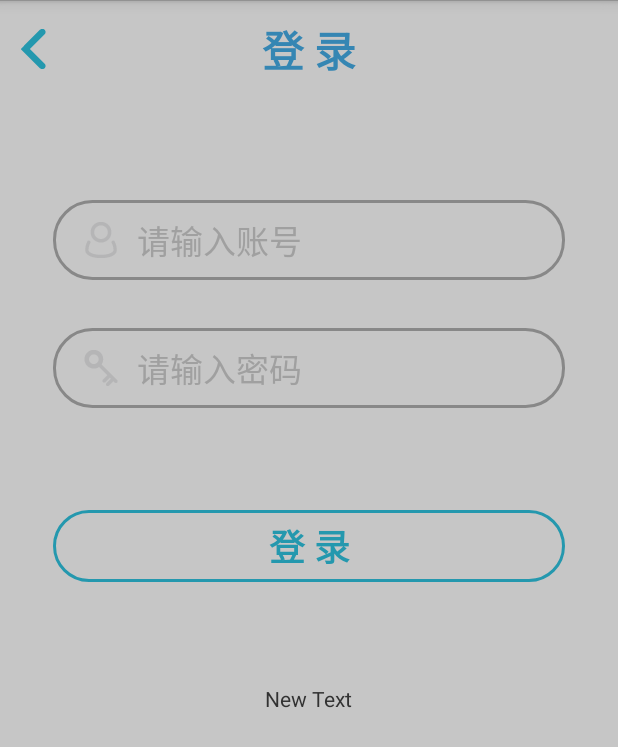
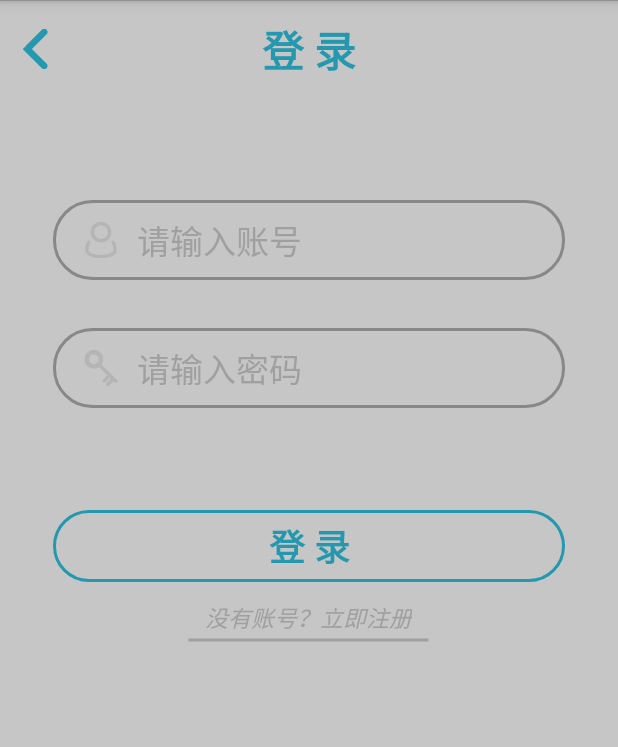
Before and after one commit to penghaitao918/ACMerHome-Client, an Android app: the LoginActivity screen opened directly, with no data from a screen before it, on a phone screen of 412 x 824 dp. Shown: the top 747 px of the screen. Run offline under Robolectric (Android 15) with nearby library versions, the phone set to English and light mode, and no system bars.

Commit message:
# 登录UI

```diff
--- a/app/src/main/java/com/xiaotao/acmfamily/activity/LoginActivity.java
+++ b/app/src/main/java/com/xiaotao/acmfamily/activity/LoginActivity.java
@@ -3,7 +3,9 @@ package com.xiaotao.acmfamily.activity;
 import android.content.Intent;
 import android.os.Bundle;
 import android.os.Handler;
+import android.os.Message;
 import android.view.View;
+import android.widget.Button;
 
 import com.xiaotao.acmfamily.R;
 import com.xiaotao.acmfamily.base.BaseActivity;
@@ -33,17 +35,32 @@ public class LoginActivity extends BaseActivity {
     protected void onCreate(Bundle savedInstanceState) {
         super.onCreate(savedInstanceState);
         setContentView(R.layout.activity_login);
+        this.init();
     }
 
     private void init(){
+    }
 
-    }
+    private Handler handler = new Handler(){
+        @Override
+        public void handleMessage(Message msg) {
+            switch (msg.what){
+                case 0:
+                    break;
+                case 1:
+                    break;
+            }
+        }
+    };
 
     public void loginOnClick(View view) {
         switch (view.getId()) {
-            case R.id.textView2:
-                Intent loginIntent = new Intent(LoginActivity.this, TestActivity.class);
-                startActivity(loginIntent);
+            case R.id.backButton:
+                onBackPressed();
+                break;
+            case R.id.loginButton:
+                break;
+            case R.id.registerButton:
                 break;
         }
     }
--- /dev/null
+++ b/app/src/main/res/drawable/btn_login_back.xml
@@ -0,0 +1,5 @@
+<?xml version="1.0" encoding="utf-8"?>
+<selector xmlns:android="http://schemas.android.com/apk/res/android">
+    <item android:state_pressed="false" android:drawable="@drawable/title_back"/>
+    <item android:state_pressed="true" android:drawable="@drawable/title_back"/>
+</selector>
--- /dev/null
+++ b/app/src/main/res/drawable/btn_login_register.xml
@@ -0,0 +1,13 @@
+<?xml version="1.0" encoding="utf-8"?>
+<selector xmlns:android="http://schemas.android.com/apk/res/android">
+    <item android:state_pressed="false">
+        <shape android:shape="line">
+            <stroke android:width="2dp" android:color="@color/text_hint"/>
+        </shape>
+    </item>
+    <item android:state_pressed="true">
+        <shape android:shape="line">
+            <stroke android:width="2dp" android:color="@color/blue"/>
+        </shape>
+    </item>
+</selector>
--- /dev/null
+++ b/app/src/main/res/drawable/text_login_register.xml
@@ -0,0 +1,5 @@
+<?xml version="1.0" encoding="utf-8"?>
+<selector xmlns:android="http://schemas.android.com/apk/res/android">
+    <item android:state_pressed="false" android:color="@drawable/text_normal" />
+    <item android:state_pressed="true" android:color="@drawable/text_press" />
+</selector>
--- a/app/src/main/res/layout/activity_login.xml
+++ b/app/src/main/res/layout/activity_login.xml
@@ -16,7 +16,7 @@
             android:textSize="28dp"
             android:textStyle="bold"
             android:layout_margin="12dp"
-            android:textColor="@color/blue1"
+            android:textColor="@color/blue0"
             android:layout_centerVertical="true"
             android:layout_centerHorizontal="true" />
 
@@ -24,8 +24,9 @@
             android:layout_width="wrap_content"
             android:layout_height="wrap_content"
             android:id="@+id/backButton"
-            android:layout_marginLeft="14dp"
-            android:background="@drawable/title_back"
+            android:onClick="loginOnClick"
+            android:layout_marginLeft="15dp"
+            android:background="@drawable/btn_login_back"
             android:layout_centerVertical="true"
             android:layout_alignParentStart="true" />
 
@@ -91,17 +92,25 @@
                 android:layout_marginTop="68dp"
                 android:layout_width="match_parent"
                 android:layout_height="wrap_content"
+                android:onClick="loginOnClick"
                 android:background="@drawable/btn_login_login"
                 android:layout_gravity="center_horizontal" />
-<!--todo 添加text注册-->
-            <TextView
-                android:id="@+id/textView2"
+
+            <Button
+                android:id="@+id/registerButton"
                 android:layout_width="wrap_content"
                 android:layout_height="wrap_content"
-                android:text="New Text"
-                android:layout_marginTop="68dp"
+                android:text="@string/registerTip"
+                android:layout_marginTop="12dp"
                 android:clickable="true"
+                android:textStyle="italic"
                 android:onClick="loginOnClick"
+                android:textColor="@drawable/text_login_register"
+                android:background="@drawable/btn_login_register"
+                android:textSize="15dp"
+                android:paddingBottom="30dp"
+                android:paddingLeft="12dp"
+                android:paddingRight="12dp"
                 android:layout_gravity="center_horizontal" />
 
         </LinearLayout>
--- a/app/src/main/res/values/colors.xml
+++ b/app/src/main/res/values/colors.xml
@@ -1,5 +1,8 @@
 <?xml version="1.0" encoding="utf-8"?>
 <resources>
+
+    <drawable name="text_normal">#a0a0a0</drawable>
+    <drawable name="text_press">#ff1eb4ff</drawable>
 
     <color name="transparent">#00000000</color>
     <color name="translucent_white">#6effffff</color>
--- a/app/src/main/res/values/strings.xml
+++ b/app/src/main/res/values/strings.xml
@@ -9,5 +9,6 @@
 
     <string name="accountHint">请输入账号</string>
     <string name="passwordHint">请输入密码</string>
+    <string name="registerTip">没有账号？立即注册</string>
 
 </resources>
```
